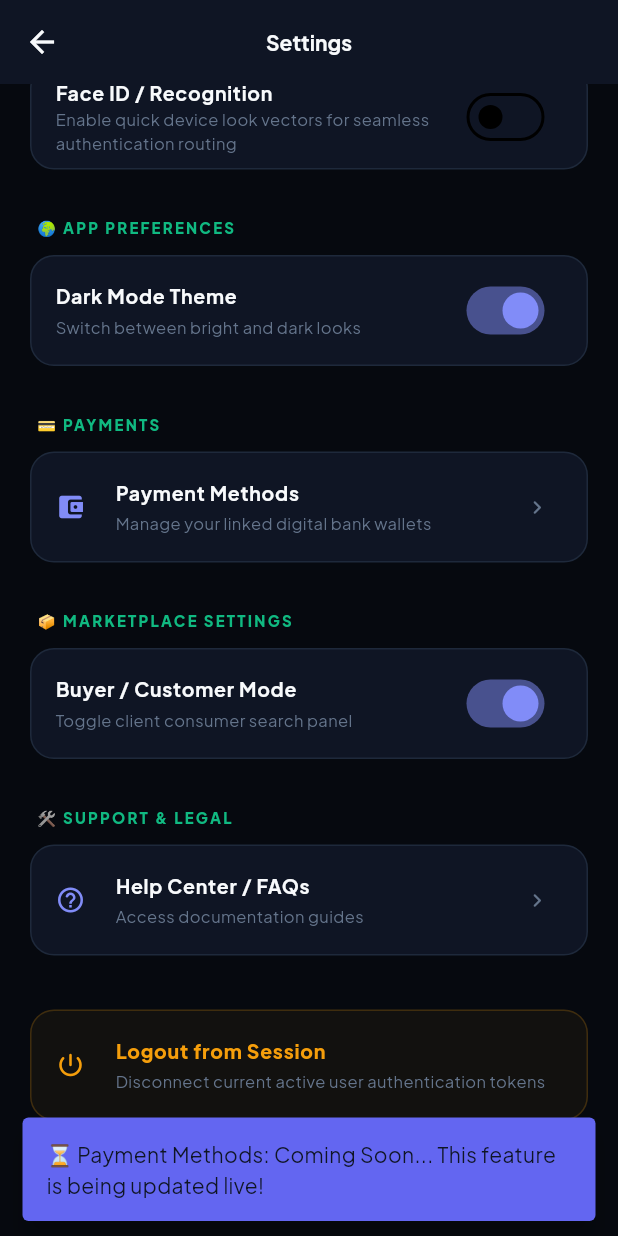
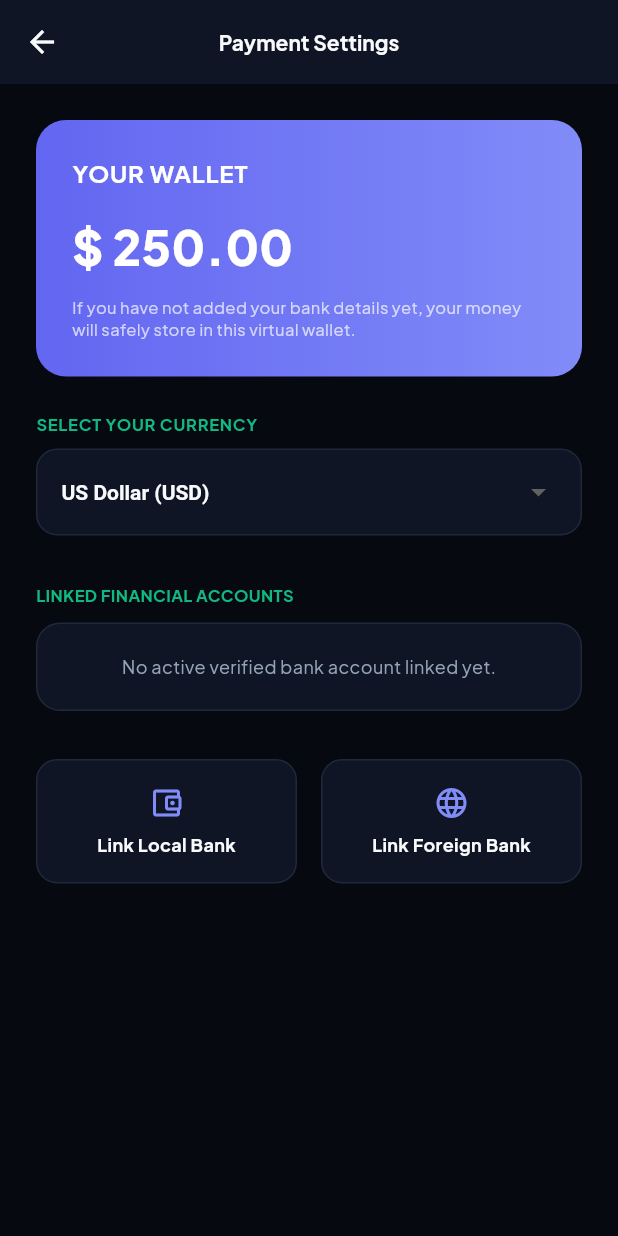
Before and after one commit to MysteriousEshoo/NeedBasedMarketplace, a Flutter app: the _FullEnterpriseSettingsScreen screen opened directly, scrolled down 576 dp, after a tap on "Payment Methods", on a phone screen of 412 x 824 dp. Run offline on Flutter 3.47's test engine with Material 3 defaults, Android fonts, the phone set to English and light mode, and no system bars; our stand-ins replace firebase_auth, firebase_core, firebase_database, google_fonts, image_picker; accounts and stored records are empty.

Commit message:
payment widget added

```diff
--- /dev/null
+++ b/lib/screens/payment_methods_screen.dart
@@ -0,0 +1,461 @@
+import 'package:flutter/material.dart';
+import '../theme/app_colors.dart';
+
+class PaymentMethodsScreen extends StatefulWidget {
+  const PaymentMethodsScreen({super.key});
+
+  @override
+  State<PaymentMethodsScreen> createState() => _PaymentMethodsScreenState();
+}
+
+class _PaymentMethodsScreenState extends State<PaymentMethodsScreen> {
+  // Pure world currencies matrix setup
+  String _selectedCurrency = 'USD';
+  final List<Map<String, String>> _globalCurrencies = [
+    {'code': 'USD', 'symbol': '\$', 'name': 'US Dollar'},
+    {'code': 'EUR', 'symbol': '€', 'name': 'Euro'},
+    {'code': 'GBP', 'symbol': '£', 'name': 'British Pound'},
+    {'code': 'PKR', 'symbol': 'Rs.', 'name': 'Pakistani Rupee'},
+    {'code': 'INR', 'symbol': '₹', 'name': 'Indian Rupee'},
+    {'code': 'AED', 'symbol': 'AED', 'name': 'UAE Dirham'},
+    {'code': 'SAR', 'symbol': 'SAR', 'name': 'Saudi Riyal'},
+    {'code': 'CAD', 'symbol': 'C\$', 'name': 'Canadian Dollar'},
+    {'code': 'AUD', 'symbol': 'A\$', 'name': 'Australian Dollar'},
+    {'code': 'CNY', 'symbol': '¥', 'name': 'Chinese Yuan'},
+    {'code': 'JPY', 'symbol': '¥', 'name': 'Japanese Yen'},
+  ];
+
+  // Global Bank Database Simulation Vectors
+  final List<String> _localBanksList = [
+    'HBL (Habib Bank Limited)',
+    'UBL (United Bank Limited)',
+    'Meezan Bank',
+    'Bank Alfalah',
+    'State Bank of India (SBI)',
+    'HDFC Bank',
+    'Chase Bank (US)',
+    'Bank of America',
+    'Barclays (UK)',
+    'Deutsche Bank',
+  ];
+
+  final List<String> _foreignPlatformsList = [
+    'PayPal Global Account',
+    'Payoneer International Wallet',
+    'Stripe Connect Gateway'
+  ];
+
+  // State Management For User Wallets
+  double _rawWalletFunds = 250.00; // Base baseline in USD
+  final List<Map<String, String>> _activeConnectedNodes = [];
+
+  // Form Parameters Controls
+  final _bankValidationKey = GlobalKey<FormState>();
+  final _accountNumberInput = TextEditingController();
+  final _accountHolderInput = TextEditingController();
+
+  String? _chosenBankName;
+  String? _chosenForeignPlatform;
+  bool _isConnectingLocalBank = true; // Toggle matrix indicator
+
+  @override
+  void dispose() {
+    _accountNumberInput.dispose();
+    _accountHolderInput.dispose();
+    super.dispose();
+  }
+
+  // 🚨 REAL WORLD SIMULATION VALIDATION ENGINE
+  void _executeSecureFinancialAuthentication() {
+    if (!(_bankValidationKey.currentState?.validate() ?? false)) return;
+
+    final String accountId = _accountNumberInput.text.trim();
+    final String holderName = _accountHolderInput.text.trim();
+    final String chosenPlatform = _isConnectingLocalBank
+        ? (_chosenBankName ?? '')
+        : (_chosenForeignPlatform ?? '');
+
+    if (chosenPlatform.isEmpty) {
+      _triggerAlertToast(
+          '⚠️ Please select your bank or payment platform first.',
+          AppColors.urgentMedium);
+      return;
+    }
+
+    // 🔐 AUTHENTICATION RULES MATRIX:
+    // Simulated real-time API verification. If the digits look fake/short, it fails instantly!
+    bool doesAccountExistInRealWorld = true;
+
+    if (_isConnectingLocalBank) {
+      // Real banks require minimum 9 to 16 structured digit accounts
+      if (accountId.length < 9 || !RegExp(r'^[0-9]+$').hasMatch(accountId)) {
+        doesAccountExistInRealWorld = false;
+      }
+    } else {
+      // International platforms (PayPal/Payoneer) require strict valid registered email strings
+      if (!RegExp(r'^[^@\s]+@[^@\s]+\.[^@\s]+').hasMatch(accountId)) {
+        doesAccountExistInRealWorld = false;
+      }
+    }
+
+    if (!doesAccountExistInRealWorld) {
+      _triggerAlertToast(
+          '❌ Verification Failed: This account does not exist or wrong details entered! Please check again.',
+          AppColors.urgentHigh);
+      return;
+    }
+
+    // If Authenticated Successfully:
+    setState(() {
+      _activeConnectedNodes.add({
+        'platform': chosenPlatform,
+        'account': accountId,
+        'holder': holderName,
+        'category':
+            _isConnectingLocalBank ? 'Local Bank' : 'International Platform'
+      });
+    });
+
+    _accountNumberInput.clear();
+    _accountHolderInput.clear();
+    Navigator.pop(context);
+
+    _triggerAlertToast(
+        '🎉 Account verified and linked successfully!', AppColors.primary);
+  }
+
+  void _triggerAlertToast(String msg, Color bg) {
+    ScaffoldMessenger.of(context).showSnackBar(
+      SnackBar(
+          content:
+              Text(msg, style: const TextStyle(fontWeight: FontWeight.bold)),
+          backgroundColor: bg,
+          behavior: SnackBarBehavior.floating),
+    );
+  }
+
+  void _openAddDetailsSheet(bool isLocal) {
+    setState(() {
+      _isConnectingLocalBank = isLocal;
+      _chosenBankName = null;
+      _chosenForeignPlatform = null;
+    });
+
+    showModalBottomSheet(
+      context: context,
+      isScrollControlled: true,
+      backgroundColor: AppColors.surface,
+      shape: const RoundedRectangleBorder(
+          borderRadius: BorderRadius.vertical(top: Radius.circular(24))),
+      builder: (context) => StatefulBuilder(
+        builder: (context, setModalState) => Padding(
+          padding: EdgeInsets.fromLTRB(
+              24, 24, 24, MediaQuery.of(context).viewInsets.bottom + 24),
+          child: SingleChildScrollView(
+            child: Form(
+              key: _bankValidationKey,
+              child: Column(
+                mainAxisSize: MainAxisSize.min,
+                crossAxisAlignment: CrossAxisAlignment.start,
+                children: [
+                  Text(
+                      isLocal
+                          ? 'ENTER YOUR BANK DETAILS'
+                          : 'ENTER FOREIGN BANK PLATFORM DETAILS',
+                      style: const TextStyle(
+                          color: AppColors.accent,
+                          fontSize: 13,
+                          fontWeight: FontWeight.bold)),
+                  const SizedBox(height: 20),
+
+                  // 🏦 Dropdown Matrix Selector
+                  if (isLocal) ...[
+                    DropdownButtonFormField<String>(
+                      dropdownColor: AppColors.surface,
+                      style: const TextStyle(color: AppColors.textPrimary),
+                      decoration: const InputDecoration(
+                          labelText: 'Select Your Bank Name'),
+                      items: _localBanksList
+                          .map((bank) =>
+                              DropdownMenuItem(value: bank, child: Text(bank)))
+                          .toList(),
+                      onChanged: (v) =>
+                          setModalState(() => _chosenBankName = v),
+                    ),
+                  ] else ...[
+                    DropdownButtonFormField<String>(
+                      dropdownColor: AppColors.surface,
+                      style: const TextStyle(color: AppColors.textPrimary),
+                      decoration: const InputDecoration(
+                          labelText: 'Select Foreign Platform'),
+                      items: _foreignPlatformsList
+                          .map((plat) =>
+                              DropdownMenuItem(value: plat, child: Text(plat)))
+                          .toList(),
+                      onChanged: (v) =>
+                          setModalState(() => _chosenForeignPlatform = v),
+                    ),
+                  ],
+                  const SizedBox(height: 16),
+
+                  TextFormField(
+                    controller: _accountHolderInput,
+                    style: const TextStyle(color: AppColors.textPrimary),
+                    decoration:
+                        const InputDecoration(labelText: 'Account Holder Name'),
+                    validator: (v) =>
+                        (v == null || v.isEmpty) ? 'Please enter name' : null,
+                  ),
+                  const SizedBox(height: 16),
+
+                  TextFormField(
+                    controller: _accountNumberInput,
+                    style: const TextStyle(color: AppColors.textPrimary),
+                    keyboardType: isLocal
+                        ? TextInputType.number
+                        : TextInputType.emailAddress,
+                    decoration: InputDecoration(
+                        labelText: isLocal
+                            ? 'Account Number / IBAN'
+                            : 'Registered Account Email Address',
+                        hintText: isLocal
+                            ? 'Enter actual digits'
+                            : 'example@domain.com',
+                        hintStyle: const TextStyle(
+                            color: AppColors.textTertiary, fontSize: 12)),
+                    validator: (v) => (v == null || v.isEmpty)
+                        ? 'Please fill this details field'
+                        : null,
+                  ),
+
+                  const SizedBox(height: 24),
+                  SizedBox(
+                    width: double.infinity,
+                    height: 50,
+                    child: ElevatedButton(
+                      style: ElevatedButton.styleFrom(
+                          backgroundColor: AppColors.primary,
+                          shape: RoundedRectangleBorder(
+                              borderRadius: BorderRadius.circular(14))),
+                      onPressed: _executeSecureFinancialAuthentication,
+                      child: const Text('Verify & Add Account',
+                          style: TextStyle(
+                              color: Colors.white,
+                              fontWeight: FontWeight.bold)),
+                    ),
+                  ),
+                ],
+              ),
+            ),
+          ),
+        ),
+      ),
+    );
+  }
+
+  @override
+  Widget build(BuildContext context) {
+    // Dynamic currency conversion logic simulator rates
+    double dynamicExchangeRate = 1.0;
+    if (_selectedCurrency == 'EUR') dynamicExchangeRate = 0.93;
+    if (_selectedCurrency == 'GBP') dynamicExchangeRate = 0.79;
+    if (_selectedCurrency == 'PKR') dynamicExchangeRate = 278.0;
+    if (_selectedCurrency == 'INR') dynamicExchangeRate = 83.5;
+    if (_selectedCurrency == 'AED') dynamicExchangeRate = 3.67;
+    if (_selectedCurrency == 'SAR') dynamicExchangeRate = 3.75;
+    if (_selectedCurrency == 'CAD') dynamicExchangeRate = 1.37;
+    if (_selectedCurrency == 'AUD') dynamicExchangeRate = 1.50;
+    if (_selectedCurrency == 'CNY') dynamicExchangeRate = 7.25;
+    if (_selectedCurrency == 'JPY') dynamicExchangeRate = 159.0;
+
+    String currentSymbol = _globalCurrencies
+            .firstWhere((e) => e['code'] == _selectedCurrency)['symbol'] ??
+        '\$';
+    double convertedBalance = _rawWalletFunds * dynamicExchangeRate;
+
+    return Scaffold(
+      backgroundColor: AppColors.background,
+      appBar: AppBar(
+          title: const Text('Payment Settings'),
+          centerTitle: true,
+          backgroundColor: AppColors.surface,
+          elevation: 0),
+      body: ListView(
+        padding: const EdgeInsets.all(24),
+        children: [
+          // 💳 YOUR WALLET CONTAINER Card Look Layout
+          Container(
+            padding: const EdgeInsets.all(24),
+            decoration: BoxDecoration(
+              gradient: const LinearGradient(
+                  colors: [AppColors.primary, AppColors.primaryLight]),
+              borderRadius: BorderRadius.circular(20),
+            ),
+            child: Column(
+              crossAxisAlignment: CrossAxisAlignment.start,
+              children: [
+                const Text('YOUR WALLET',
+                    style: TextStyle(
+                        color: Colors.white,
+                        fontWeight: FontWeight.bold,
+                        fontSize: 16,
+                        letterSpacing: 0.5)),
+                const SizedBox(height: 14),
+                Text('$currentSymbol ${convertedBalance.toStringAsFixed(2)}',
+                    style: const TextStyle(
+                        color: Colors.white,
+                        fontSize: 32,
+                        fontWeight: FontWeight.w900)),
+                const SizedBox(height: 10),
+                const Text(
+                    'If you have not added your bank details yet, your money will safely store in this virtual wallet.',
+                    style: TextStyle(
+                        color: Colors.white70, fontSize: 11, height: 1.4)),
+              ],
+            ),
+          ),
+          const SizedBox(height: 24),
+
+          // 🌍 SELECT YOUR CURRENCY Dropdown Component Row
+          const Text('SELECT YOUR CURRENCY',
+              style: TextStyle(
+                  color: AppColors.accent,
+                  fontSize: 11,
+                  fontWeight: FontWeight.bold,
+                  letterSpacing: 0.5)),
+          const SizedBox(height: 8),
+          Container(
+            padding: const EdgeInsets.symmetric(horizontal: 16, vertical: 4),
+            decoration: BoxDecoration(
+                color: AppColors.surface,
+                borderRadius: BorderRadius.circular(14),
+                border: Border.all(color: AppColors.border)),
+            child: DropdownButtonHideUnderline(
+              child: DropdownButton<String>(
+                value: _selectedCurrency,
+                dropdownColor: AppColors.surface,
+                isExpanded: true,
+                style: const TextStyle(
+                    color: AppColors.textPrimary, fontWeight: FontWeight.bold),
+                items: _globalCurrencies.map((curr) {
+                  return DropdownMenuItem(
+                      value: curr['code'],
+                      child: Text('${curr['name']} (${curr['code']})'));
+                }).toList(),
+                onChanged: (val) {
+                  if (val != null) setState(() => _selectedCurrency = val);
+                },
+              ),
+            ),
+          ),
+          const SizedBox(height: 32),
+
+          // 🏦 VERIFIED ACCOUNTS BANNER MANAGEMENT
+          const Text('LINKED FINANCIAL ACCOUNTS',
+              style: TextStyle(
+                  color: AppColors.accent,
+                  fontSize: 11,
+                  fontWeight: FontWeight.bold)),
+          const SizedBox(height: 10),
+
+          if (_activeConnectedNodes.isEmpty) ...[
+            Container(
+              padding: const EdgeInsets.all(20),
+              decoration: BoxDecoration(
+                  color: AppColors.surface,
+                  borderRadius: BorderRadius.circular(16),
+                  border: Border.all(color: AppColors.border)),
+              child: const Center(
+                  child: Text('No active verified bank account linked yet.',
+                      style: TextStyle(
+                          color: AppColors.textSecondary, fontSize: 12))),
+            )
+          ] else ...[
+            ..._activeConnectedNodes.map((node) => Container(
+                  margin: const EdgeInsets.only(bottom: 10),
+                  decoration: BoxDecoration(
+                      color: AppColors.surface,
+                      borderRadius: BorderRadius.circular(14),
+                      border: Border.all(
+                          color: AppColors.primary.withOpacity(0.3))),
+                  child: ListTile(
+                    leading: Icon(
+                        node['category'] == 'Local Bank'
+                            ? Icons.account_balance_rounded
+                            : Icons.public_rounded,
+                        color: AppColors.primaryLight),
+                    title: Text(node['platform'] ?? '',
+                        style: const TextStyle(
+                            color: AppColors.textPrimary,
+                            fontWeight: FontWeight.bold,
+                            fontSize: 13)),
+                    subtitle: Text(
+                        'Account ID: ${node['account']}\nHolder: ${node['holder']}',
+                        style: const TextStyle(
+                            fontSize: 11, color: AppColors.textSecondary)),
+                    trailing: const Icon(Icons.verified_user_rounded,
+                        color: Colors.green, size: 20),
+                  ),
+                )),
+          ],
+          const SizedBox(height: 32),
+
+          // 🔘 INTERACTIVE ACTION SELECTION UTILITIES BUTTONS GRID
+          Row(
+            children: [
+              Expanded(
+                child: InkWell(
+                  onTap: () => _openAddDetailsSheet(true),
+                  child: Container(
+                    padding: const EdgeInsets.symmetric(vertical: 16),
+                    decoration: BoxDecoration(
+                        color: AppColors.surface,
+                        borderRadius: BorderRadius.circular(14),
+                        border: Border.all(color: AppColors.border)),
+                    child: const Column(
+                      children: [
+                        Icon(Icons.account_balance_wallet_outlined,
+                            color: AppColors.primaryLight),
+                        SizedBox(height: 8),
+                        Text('Link Local Bank',
+                            style: TextStyle(
+                                color: AppColors.textPrimary,
+                                fontWeight: FontWeight.bold,
+                                fontSize: 12))
+                      ],
+                    ),
+                  ),
+                ),
+              ),
+              const SizedBox(width: 16),
+              Expanded(
+                child: InkWell(
+                  onTap: () => _openAddDetailsSheet(false),
+                  child: Container(
+                    padding: const EdgeInsets.symmetric(vertical: 16),
+                    decoration: BoxDecoration(
+                        color: AppColors.surface,
+                        borderRadius: BorderRadius.circular(14),
+                        border: Border.all(color: AppColors.border)),
+                    child: const Column(
+                      children: [
+                        Icon(Icons.language_rounded,
+                            color: AppColors.primaryLight),
+                        SizedBox(height: 8),
+                        Text('Link Foreign Bank',
+                            style: TextStyle(
+                                color: AppColors.textPrimary,
+                                fontWeight: FontWeight.bold,
+                                fontSize: 12))
+                      ],
+                    ),
+                  ),
+                ),
+              ),
+            ],
+          ),
+        ],
+      ),
+    );
+  }
+}
--- a/lib/screens/profile_screen.dart
+++ b/lib/screens/profile_screen.dart
@@ -7,6 +7,7 @@ import 'package:image_picker/image_picker.dart';
 import '../models/need_model.dart';
 import '../theme/app_colors.dart';
 import 'need_detail_screen.dart';
+import 'payment_methods_screen.dart';
 
 class ProfileScreen extends StatefulWidget {
   const ProfileScreen({super.key});
@@ -1087,14 +1088,32 @@ class _FullEnterpriseSettingsScreenState
           }, currentSurface, currentBorder, currentText, currentSubText),
 
           _buildSectionHeader('💳 PAYMENTS'),
-          _buildInteractiveTile(
-              'Payment Methods',
-              'Manage your linked digital bank wallets',
-              Icons.account_balance_wallet_rounded,
-              currentSurface,
-              currentBorder,
-              currentText,
-              currentSubText),
+          Container(
+            margin: const EdgeInsets.only(bottom: 12),
+            decoration: BoxDecoration(
+                color: currentSurface,
+                borderRadius: BorderRadius.circular(16),
+                border: Border.all(color: currentBorder)),
+            child: ListTile(
+              leading: const Icon(Icons.account_balance_wallet_rounded,
+                  color: AppColors.primaryLight, size: 20),
+              title: Text('Payment Methods',
+                  style: TextStyle(
+                      color: currentText,
+                      fontWeight: FontWeight.bold,
+                      fontSize: 13)),
+              subtitle: Text('Manage your linked digital bank wallets',
+                  style: TextStyle(color: currentSubText, fontSize: 11)),
+              trailing: const Icon(Icons.keyboard_arrow_right_rounded,
+                  color: AppColors.textTertiary, size: 18),
+              onTap: () {
+                Navigator.of(context).push(
+                  MaterialPageRoute(
+                      builder: (_) => const PaymentMethodsScreen()),
+                );
+              },
+            ),
+          ),
 
           _buildSectionHeader('📦 MARKETPLACE SETTINGS'),
           _buildSwitchRow(
```
Also changed, not shown: 1 other file.
